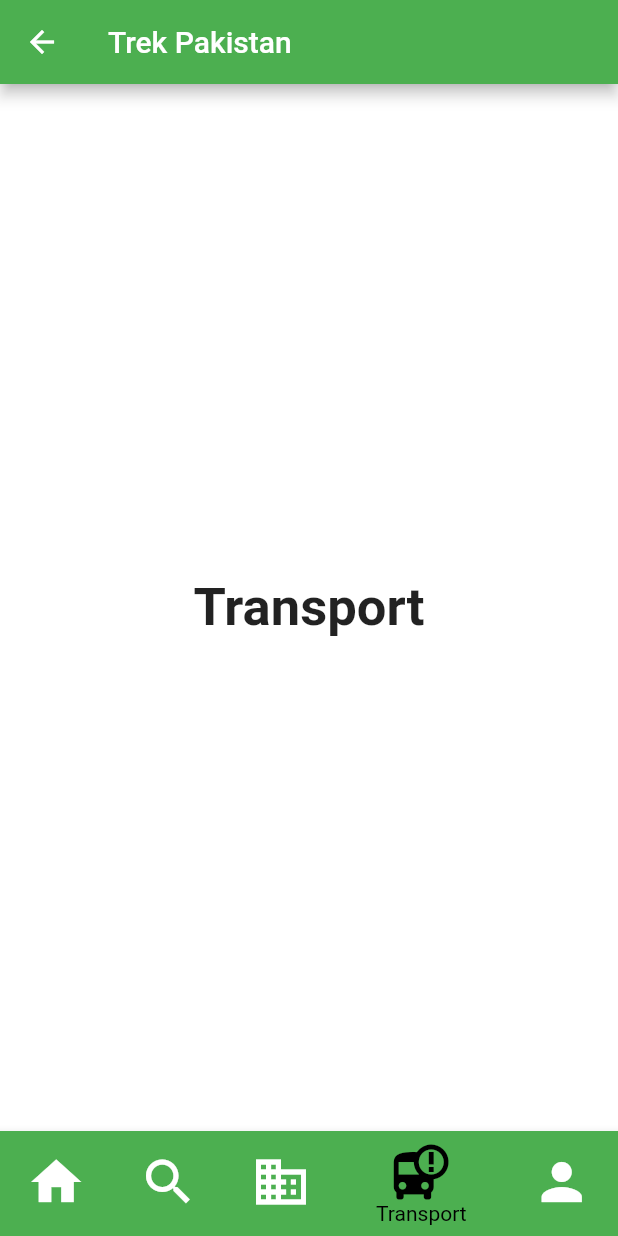
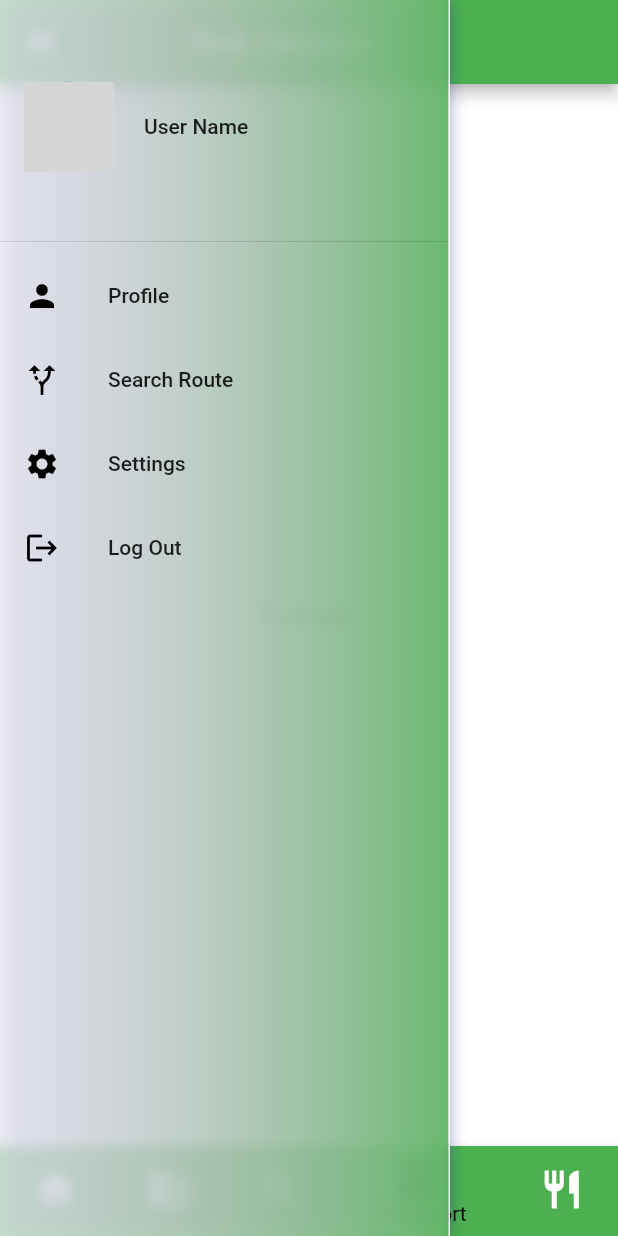
Before and after one commit to KiramatBaig/Trek-Pakistan-TourApp, a Flutter app: the MyNavigationBar screen opened directly, item 4 of the bottom bar chosen, with the side drawer open (before the commit the screen has no drawer), on a phone screen of 412 x 824 dp. Run offline on Flutter 3.47's test engine with Material 2 defaults, Android fonts, the phone set to English and light mode, and no system bars; network calls fail; grey boxes are pictures that could not be loaded.

Commit message:
Commit 4 by Zeeshan

```diff
--- a/lib/Components/MyNavigationBar.dart
+++ b/lib/Components/MyNavigationBar.dart
@@ -1,4 +1,10 @@
+
+
 import 'package:flutter/material.dart';
+import 'package:flutter_auth/Components/drawer.dart';
+import 'package:flutter_auth/Screens/HomeScreen/home_screen.dart';
+
+
 
 class MyNavigationBar extends StatefulWidget {
   MyNavigationBar ({Key key}) : super(key: key);
@@ -9,14 +15,16 @@ class MyNavigationBar extends StatefulWidget {
 
 class _MyNavigationBarState extends State<MyNavigationBar > {
   int _selectedIndex = 0;
-  static const List<Widget> _widgetOptions = <Widget>[
-    Text('Home', style: TextStyle(fontSize: 35, fontWeight: FontWeight.bold)),
-    Text('Search', style: TextStyle(fontSize: 35, fontWeight: FontWeight.bold)),
-    Text('Hotel', style: TextStyle(fontSize: 35, fontWeight: FontWeight.bold)),
-    Text('Transport',
-        style: TextStyle(fontSize: 35, fontWeight: FontWeight.bold)),
-    Text(
-        'Profile', style: TextStyle(fontSize: 35, fontWeight: FontWeight.bold)),
+  final List<Widget> _widgetOptions = [
+    HomeScreen(),
+    Text("Hotels"),
+    Text("Search"),
+    Text("Transport"),
+    Text("Restaurant"),
+
+
+
+
   ];
 
   void _onItemTapped(int index) {
@@ -27,20 +35,33 @@ class _MyNavigationBarState extends State<MyNavigationBar > {
 
   @override
   Widget build(BuildContext context) {
+
     return Scaffold(
       appBar: AppBar(
           title: const Text('Trek Pakistan'),
+          titleSpacing: 70,
           backgroundColor: Colors.green
       ),
+      drawerScrimColor: Colors.transparent,
+      drawer: FrostedDrawer(),
+
       body: Center(
         child: _widgetOptions.elementAt(_selectedIndex),
       ),
+
       bottomNavigationBar: BottomNavigationBar(
           items: const <BottomNavigationBarItem>[
             BottomNavigationBarItem(
                 icon: Icon(Icons.home),
-                title: Text('Home'),
+                title: Text('Home',),
+
                 backgroundColor: Colors.green
+            ),
+
+            BottomNavigationBarItem(
+              icon: Icon(Icons.business),
+              title: Text('Hotel'),
+              backgroundColor: Colors.green,
             ),
             BottomNavigationBarItem(
                 icon: Icon(Icons.search),
@@ -48,25 +69,20 @@ class _MyNavigationBarState extends State<MyNavigationBar > {
                 backgroundColor: Colors.green
             ),
             BottomNavigationBarItem(
-              icon: Icon(Icons.business),
-              title: Text('Hotel'),
-              backgroundColor: Colors.green,
-            ),
-            BottomNavigationBarItem(
               icon: Icon(Icons.bus_alert),
               title: Text('Transport'),
               backgroundColor: Colors.green,
             ),
             BottomNavigationBarItem(
-              icon: Icon(Icons.person),
-              title: Text('Profile'),
+              icon: Icon(Icons.restaurant),
+              title: Text('Restaurants'),
               backgroundColor: Colors.green,
             ),
           ],
           type: BottomNavigationBarType.shifting,
           currentIndex: _selectedIndex,
           selectedItemColor: Colors.black,
-          iconSize: 40,
+          iconSize: 30,
           onTap: _onItemTapped,
           elevation: 5
       ),
--- /dev/null
+++ b/lib/Components/drawer.dart
@@ -0,0 +1,140 @@
+import 'dart:ui';
+
+import 'package:flutter/material.dart';
+import 'package:flutter_auth/Screens/Profile_Edit/edit_profile.dart';
+import 'package:flutter_auth/Screens/Profile_Edit/settings.dart';
+import 'package:flutter_auth/Screens/Welcome/welcome_screen.dart';
+class FrostedDrawer extends StatelessWidget {
+  const FrostedDrawer({
+    Key key,
+  }) : super(key: key);
+
+  @override
+  Widget build(BuildContext context) {
+    return Container(
+      width: 300,
+      height: double.infinity,
+      decoration: BoxDecoration(
+          color: Color.fromARGB(180, 250, 250, 250),
+          boxShadow: [
+            BoxShadow(
+              color: Color.fromRGBO(31, 38, 135, 0.4),
+              blurRadius: 8.0,
+            )
+          ],
+          border: Border(
+              right: BorderSide(
+                color: Colors.white70,
+              ))),
+      child: Stack(
+        children: [
+          SizedBox(
+            child: ClipRRect(
+              child: BackdropFilter(
+                filter: ImageFilter.blur(
+                  sigmaX: 4.0,
+                  sigmaY: 4.0,
+                ),
+                child: Container(
+                  decoration: BoxDecoration(
+                      gradient: LinearGradient(colors: [
+                        Colors.grey.withOpacity(0.0),
+                        Colors.green.withOpacity(0.8),
+                      ])),
+                ),
+              ),
+            ),
+          ),
+          Column(
+            children: [
+              DrawerHeader(
+                child: Row(
+
+                  children: [
+
+                    CircleAvatar(
+                      backgroundImage: NetworkImage("https://flutter.github.io/assets-for-api-docs/assets/widgets/owl-2.jpg"),
+                      radius: 30.0,
+                    ),
+                    SizedBox(
+                      width: 20.0,
+                    ),
+                    Text("User Name",)
+                  ],
+                ),
+              ),
+              Expanded(
+                child: ListView(
+                  children: [
+
+                    ListTile(
+                      onTap: () {
+
+                        Navigator.push(
+                          context,
+                          MaterialPageRoute(
+                            builder: (context) {
+                              return SettingsUI();
+                            },
+                          ),
+                        );
+                      },
+                      leading: Icon(
+                        Icons.person,
+                        color: Colors.black,
+                      ),
+                      title: Text("Profile"),
+                    ),
+                    ListTile(
+                      onTap: () {},
+                      leading: Icon(
+                        Icons.alt_route,
+                        color: Colors.black,
+                      ),
+                      title: Text("Search Route"),
+                    ),
+                    ListTile(
+                      onTap: () {
+                        Navigator.push(
+                          context,
+                          MaterialPageRoute(
+                            builder: (context) {
+                              return SettingsPage();
+                            },
+                          ),
+                        );
+                      },
+                      leading: Icon(
+                        Icons.settings,
+                        color: Colors.black,
+                      ),
+                      title: Text("Settings"),
+                    ),
+                    ListTile(
+                      onTap: () {
+
+                        Navigator.push(
+                          context,
+                          MaterialPageRoute(
+                            builder: (context) {
+                              return WelcomeScreen();
+                            },
+                          ),
+                        );
+                      },
+                      leading: Icon(
+                        Icons.logout,
+                        color: Colors.black,
+                      ),
+                      title: Text("Log Out"),
+                    )
+                  ],
+                ),
+              )
+            ],
+          ),
+        ],
+      ),
+    );
+  }
+}
--- a/lib/Screens/Profile_Edit/settings.dart
+++ b/lib/Screens/Profile_Edit/settings.dart
@@ -11,7 +11,7 @@ class _SettingsPageState extends State<SettingsPage> {
   Widget build(BuildContext context) {
     return Scaffold(
       appBar: AppBar(
-        backgroundColor: Theme.of(context).scaffoldBackgroundColor,
+        backgroundColor: Colors.green,
         elevation: 1,
         leading: IconButton(
           onPressed: () {
@@ -19,7 +19,7 @@ class _SettingsPageState extends State<SettingsPage> {
           },
           icon: Icon(
             Icons.arrow_back,
-            color: Colors.green,
+            color: Colors.white,
           ),
         ),
       ),
--- a/lib/main.dart
+++ b/lib/main.dart
@@ -1,4 +1,5 @@
 import 'package:flutter/material.dart';
+
 
 import 'Constants.dart';
 
@@ -14,7 +15,7 @@ class MyApp extends StatelessWidget {
   Widget build(BuildContext context) {
     return MaterialApp(
       debugShowCheckedModeBanner: false,
-      title: 'Flutter Demo',
+      title: 'TrekPakistan',
       theme: ThemeData(
         primaryColor: kPrimaryColor,
         scaffoldBackgroundColor: Colors.white,
```
Also changed, not shown: lib/Components/Destination.dart (deleted, +0 -101 lines), lib/Screens/HomeScreen/Components/body.dart (+0 -46 lines), lib/Screens/Login/Components/body.dart (+12 -1 lines), lib/Screens/Profile_Edit/edit_profile.dart (+17 -17 lines).
